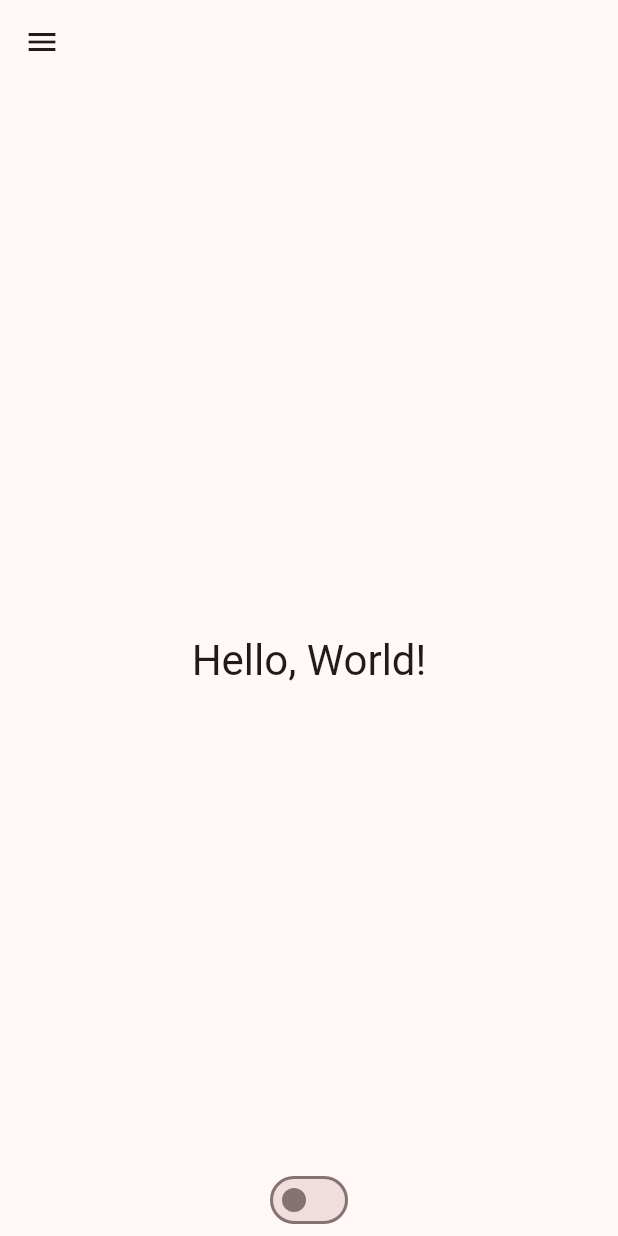
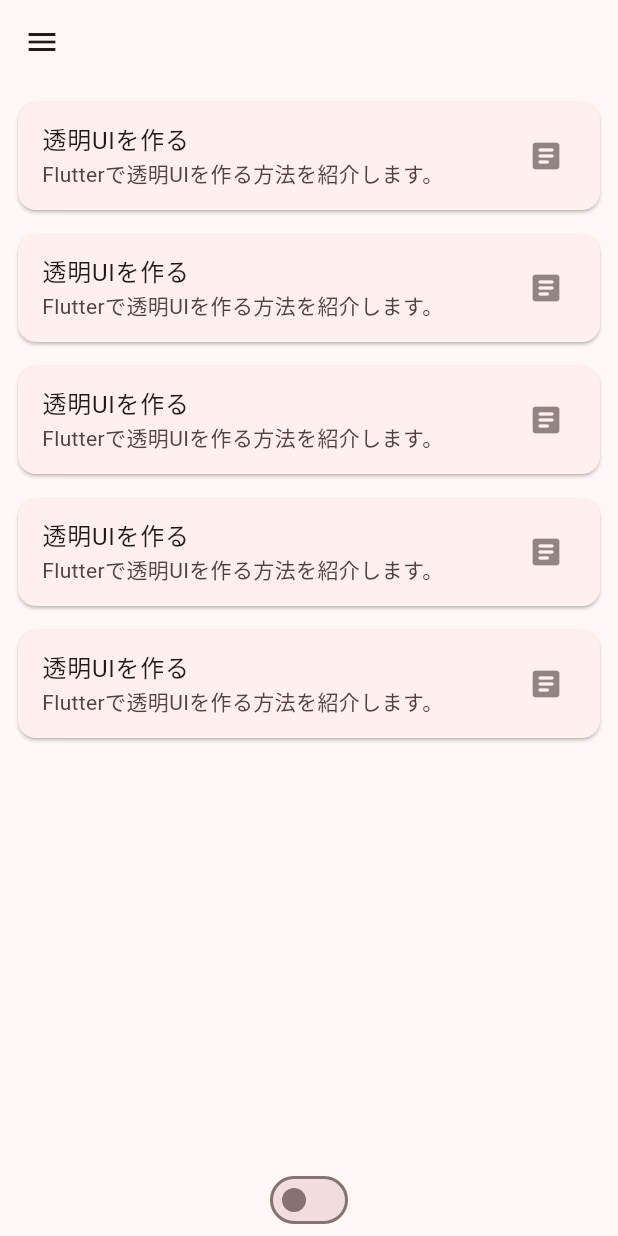
Before and after one commit to code-syncers/quiz-shower, a Flutter app: the screen it shows after launch, on a phone screen of 412 x 824 dp. Run offline on Flutter 3.47's test engine with Material 2 defaults, Android fonts, the phone set to English and light mode, and no system bars; our stand-ins replace cloud_firestore, cloud_functions, firebase_auth, firebase_core, flutter_hooks, freezed_annotation and 1 more; missing offline and left inert: firebase_ui_auth, firebase_ui_localizations; accounts and stored records are empty.

Commit message:
feat: 記事のプレビューとモード切り替え機能の実装

```diff
--- /dev/null
+++ b/lib/data/model/article.dart
@@ -0,0 +1,24 @@
+import 'package:freezed_annotation/freezed_annotation.dart';
+
+part 'article.freezed.dart';
+
+@freezed
+class Article with _$Article {
+  const Article._();
+
+  const factory Article({
+    required String title,
+    required String description,
+    required String content,
+    required String url,
+  }) = _Article;
+
+  static Article mock() {
+    return const Article(
+      title: '透明UIを作る',
+      description: 'Flutterで透明UIを作る方法を紹介します。',
+      content: 'Flutterで透明UIを作る方法を紹介します。',
+      url: 'https://gajeroll.com/20230606-wwdc23/',
+    );
+  }
+}
--- /dev/null
+++ b/lib/ui/screen/home_screen/component/preview_card.dart
@@ -0,0 +1,40 @@
+import 'package:flutter/material.dart';
+import 'package:quiz_shower/data/model/article.dart';
+import 'package:quiz_shower/ui/screen/quiz_screen/quiz_screen.dart';
+import 'package:url_launcher/url_launcher_string.dart';
+
+class PreviewCard extends StatelessWidget {
+  const PreviewCard({
+    super.key,
+    required this.article,
+    required this.isQuizMode,
+  });
+
+  final Article article;
+  final bool isQuizMode;
+
+  @override
+  Widget build(BuildContext context) {
+    return Card(
+      child: InkWell(
+        onTap: () {
+          isQuizMode
+              ? Navigator.of(context).push(
+                  MaterialPageRoute(
+                    builder: (context) => const QuizScreen(),
+                  ),
+                )
+              : launchUrlString(article.url);
+        },
+        child: ListTile(
+          title: Text(article.title),
+          subtitle: Text(article.description),
+          trailing: Icon(
+            isQuizMode ? Icons.quiz_rounded : Icons.article_rounded,
+            color: Theme.of(context).colorScheme.onBackground.withOpacity(0.5),
+          ),
+        ),
+      ),
+    );
+  }
+}
--- a/lib/ui/screen/home_screen/home_screen.dart
+++ b/lib/ui/screen/home_screen/home_screen.dart
@@ -2,6 +2,8 @@ import 'package:firebase_auth/firebase_auth.dart' hide EmailAuthProvider;
 import 'package:firebase_ui_auth/firebase_ui_auth.dart';
 import 'package:flutter/material.dart';
 import 'package:flutter_hooks/flutter_hooks.dart';
+import 'package:quiz_shower/data/model/article.dart';
+import 'package:quiz_shower/ui/screen/home_screen/component/preview_card.dart';
 import 'package:quiz_shower/ui/screen/home_screen/hook/use_home_screen_state.dart';
 
 class QuizShowerScaffold extends StatefulHookWidget {
@@ -171,11 +173,17 @@ class _QuizShowerScaffoldState extends State<QuizShowerScaffold> {
         body: Stack(
           alignment: AlignmentDirectional.topCenter,
           children: [
-            Center(
-              child: Text(
-                'Hello, World!',
-                style: Theme.of(context).textTheme.headlineMedium,
-              ),
+            ListView.separated(
+              padding: const EdgeInsets.all(8),
+              itemCount: 5,
+              itemBuilder: (BuildContext context, int index) {
+                return PreviewCard(
+                  article: Article.mock(),
+                  isQuizMode: state.isQuizMode,
+                );
+              },
+              separatorBuilder: (BuildContext context, int index) =>
+                  const SizedBox(height: 8),
             ),
             Align(
               alignment: AlignmentDirectional.bottomCenter,
--- /dev/null
+++ b/lib/ui/screen/quiz_screen/quiz_screen.dart
@@ -0,0 +1,17 @@
+import 'package:flutter/material.dart';
+
+class QuizScreen extends StatelessWidget {
+  const QuizScreen({super.key});
+
+  @override
+  Widget build(BuildContext context) {
+    return Scaffold(
+      appBar: AppBar(
+        title: const Text('クイズ'),
+      ),
+      body: const Center(
+        child: Text('クイズ'),
+      ),
+    );
+  }
+}
--- a/pubspec.yaml
+++ b/pubspec.yaml
@@ -24,6 +24,9 @@ dependencies:
   firebase_core_platform_interface: ^4.8.0
   hooks_riverpod: ^2.4.3
   flutter_hooks: ^0.20.2
+  freezed_annotation: ^2.4.1
+  freezed: ^2.4.3
+  url_launcher: ^6.1.14
 
 dev_dependencies:
   flutter_test:
```
Also changed, not shown: lib/data/model/article.freezed.dart (added), pubspec.lock.
